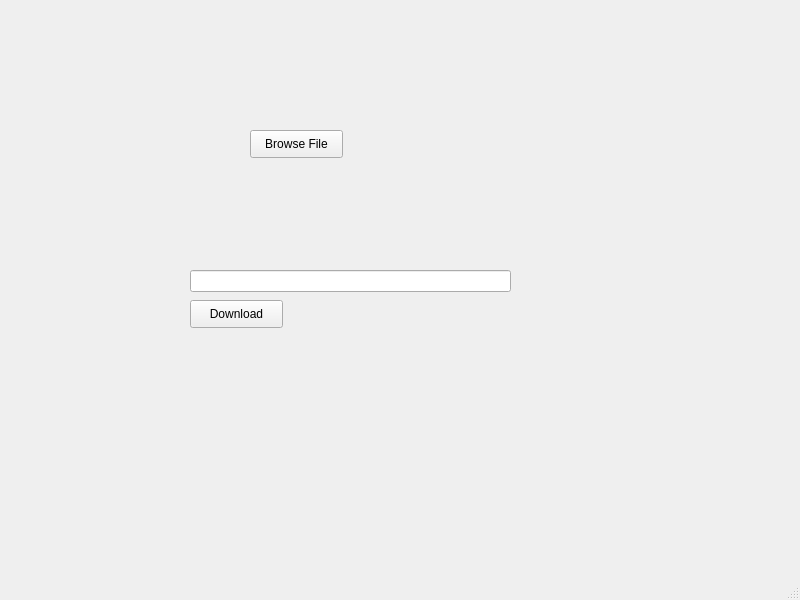
Before: the Qt Designer form qt_cpp_file_downloader/mainwindow.ui in AminSBU/qt_cpp_file_downloader, drawn with Qt 5.
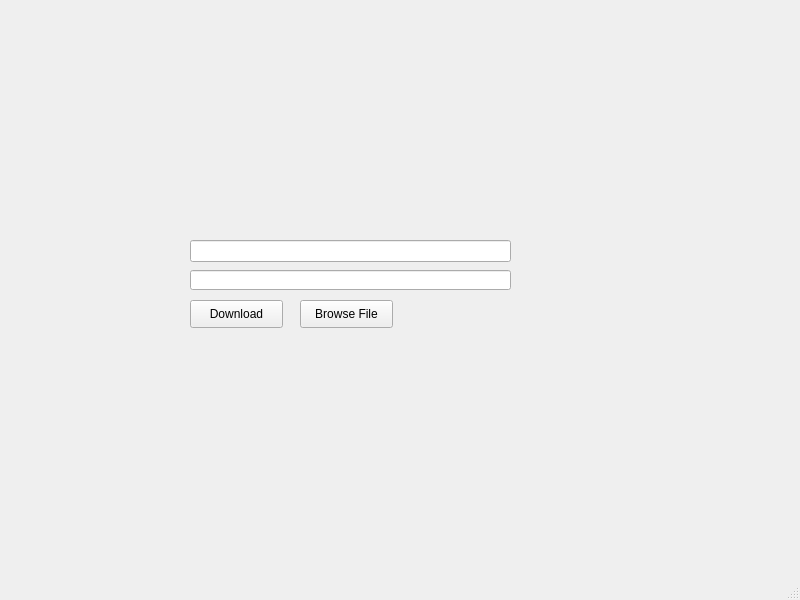
After: the same form once the commit is applied.

Commit message: setText for directory in QLineEdit

What changed in the file:
```diff
--- a/qt_cpp_file_downloader/mainwindow.ui
+++ b/qt_cpp_file_downloader/mainwindow.ui
@@ -31,7 +31,7 @@
     <property name="geometry">
      <rect>
       <x>190</x>
-      <y>270</y>
+      <y>240</y>
       <width>321</width>
       <height>22</height>
      </rect>
@@ -40,8 +40,8 @@
    <widget class="QPushButton" name="pushButton">
     <property name="geometry">
      <rect>
-      <x>250</x>
-      <y>130</y>
+      <x>300</x>
+      <y>300</y>
       <width>93</width>
       <height>28</height>
      </rect>
@@ -50,6 +50,16 @@
      <string>Browse File</string>
     </property>
    </widget>
+   <widget class="QLineEdit" name="BrowseDirectory">
+    <property name="geometry">
+     <rect>
+      <x>190</x>
+      <y>270</y>
+      <width>321</width>
+      <height>20</height>
+     </rect>
+    </property>
+   </widget>
   </widget>
   <widget class="QMenuBar" name="menubar">
    <property name="geometry">
```
Left out of the diff: 2 changed lines with no effect on the pictures. The commit also changes 1 other file.
